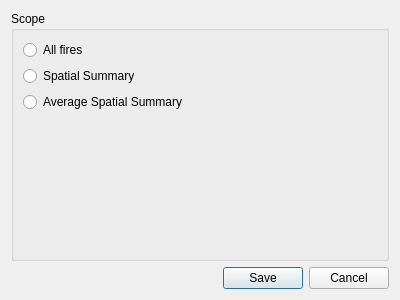
Above: irs/src/gui/wfipsexportdialog.ui from firelab/wfips before the change. Below: the same form after it.
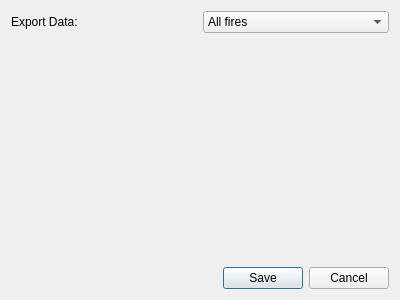
That is the form after the change.

Commit message: update export dialog

Patch:
```diff
--- a/irs/src/gui/wfipsexportdialog.ui
+++ b/irs/src/gui/wfipsexportdialog.ui
@@ -15,31 +15,34 @@
   </property>
   <layout class="QVBoxLayout" name="verticalLayout_2">
    <item>
-    <widget class="QGroupBox" name="groupBox">
-     <property name="title">
-      <string>Scope</string>
-     </property>
-     <layout class="QVBoxLayout" name="verticalLayout">
+    <layout class="QHBoxLayout" name="horizontalLayout">
+     <item>
+      <widget class="QLabel" name="label">
+       <property name="text">
+        <string>Export Data:</string>
+       </property>
+      </widget>
+     </item>
       <item>
-       <widget class="QRadioButton" name="radioButton">
+      <widget class="QComboBox" name="comboBox">
+       <item>
         <property name="text">
          <string>All fires</string>
         </property>
-       </widget>
       </item>
       <item>
-       <widget class="QRadioButton" name="radioButton_2">
         <property name="text">
          <string>Spatial Summary</string>
         </property>
-       </widget>
       </item>
       <item>
-       <widget class="QRadioButton" name="radioButton_3">
         <property name="text">
-         <string>Average Spatial Summary</string>
+         <string>Spatial Summary Average</string>
         </property>
-       </widget>
+       </item>
+      </widget>
+     </item>
+    </layout>
       </item>
       <item>
        <spacer name="verticalSpacer">
@@ -54,9 +57,6 @@
         </property>
        </spacer>
       </item>
-     </layout>
-    </widget>
-   </item>
    <item>
     <widget class="QDialogButtonBox" name="buttonBox">
      <property name="orientation">
```
Left out of the diff: 8 changed lines with no effect on the pictures. Lines whose indentation alone changed are shown as unchanged. The commit also changes 4 other files.
